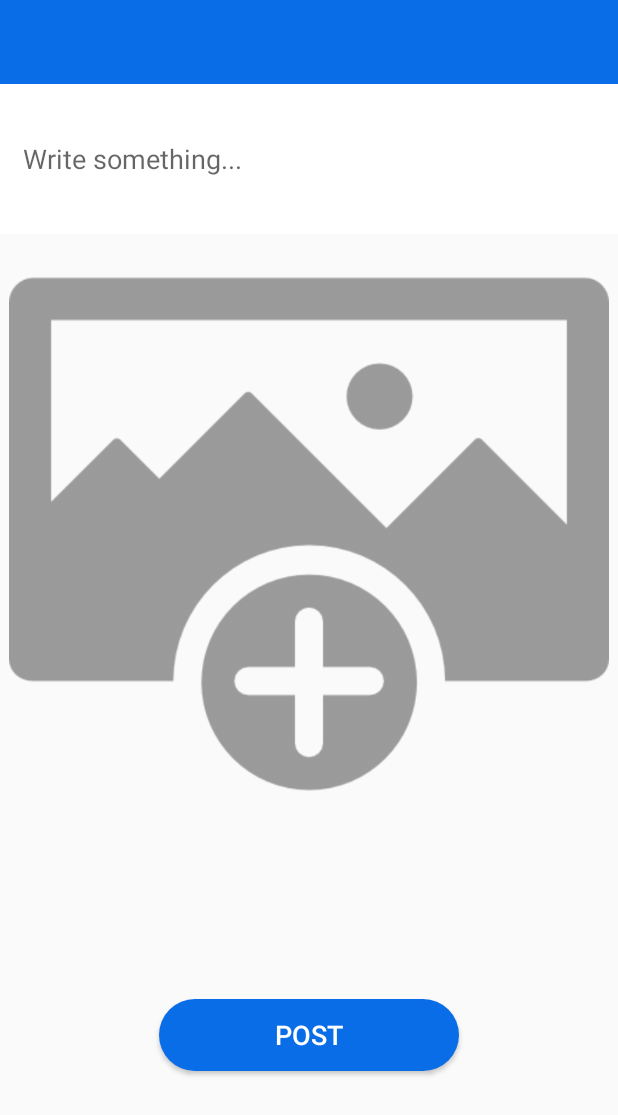
After one commit to dntdesu/SNS, an Android app: the layout activity_post.xml on its own in the app's theme, with its tools: preview values and no code run, on a phone screen of 412 x 824 dp. The commit adds this screen. Shown: the top 1115 px of the screen. Run offline under Robolectric (Android 15) with nearby library versions, the phone set to English and light mode, and no system bars.

Commit message:
Post feature is OK

```diff
--- /dev/null
+++ b/app/src/main/res/layout/activity_post.xml
@@ -0,0 +1,49 @@
+<?xml version="1.0" encoding="utf-8"?>
+<RelativeLayout xmlns:android="http://schemas.android.com/apk/res/android"
+    xmlns:app="http://schemas.android.com/apk/res-auto"
+    xmlns:tools="http://schemas.android.com/tools"
+    android:layout_width="match_parent"
+    android:layout_height="match_parent"
+    tools:context=".PostActivity">
+
+    <include layout="@layout/app_bar_layout"
+        android:id="@+id/post_tool_bar"
+        />
+
+    <EditText
+        android:id="@+id/post_description"
+        android:layout_below="@id/post_tool_bar"
+        android:layout_width="match_parent"
+        android:layout_height="100dp"
+        android:padding="15dp"
+        android:hint="Write something..."
+        android:inputType="textMultiLine"
+        android:nextFocusDown="@id/post_add_post"
+        android:background="@color/cardview_light_background" />
+
+    <ImageView
+        android:id="@+id/post_select_image"
+        android:layout_below="@+id/post_description"
+        android:layout_width="match_parent"
+        android:layout_height="400dp"
+        android:scaleType="fitCenter"
+        app:srcCompat="@drawable/select_image" />
+
+    <RelativeLayout
+        android:layout_width="match_parent"
+        android:layout_height="match_parent"
+        android:layout_below="@+id/post_select_image">
+        <Button
+            android:id="@+id/post_add_post"
+            android:layout_width="200dp"
+            android:layout_height="wrap_content"
+            android:background="@drawable/button"
+            android:layout_centerHorizontal="true"
+            android:layout_centerVertical="true"
+            android:padding="10dp"
+            android:text="POST"
+            android:textColor="@color/cardview_light_background"
+            android:textSize="18sp" />
+    </RelativeLayout>
+
+</RelativeLayout>
--- a/app/src/main/res/values/colors.xml
+++ b/app/src/main/res/values/colors.xml
@@ -1,6 +1,6 @@
 <?xml version="1.0" encoding="utf-8"?>
 <resources>
     <color name="colorPrimary">#ed4c54</color>
-    <color name="colorPrimaryDark">#67c415</color>
+    <color name="colorPrimaryDark">#096de8</color>
     <color name="colorAccent">#e9eeee</color>
 </resources>
--- a/build.gradle
+++ b/build.gradle
@@ -7,7 +7,7 @@ buildscript {
 
     }
     dependencies {
-        classpath 'com.android.tools.build:gradle:3.5.0'
+        classpath 'com.android.tools.build:gradle:3.5.1'
         classpath 'com.google.gms:google-services:4.2.0'
 
         // NOTE: Do not place your application dependencies here; they belong
```
Also changed, not shown: app/src/main/AndroidManifest.xml (+6 -6 lines), app/src/main/java/jp/ac/ecc/sk3a17/sns/MainActivity.java (+15 -0 lines), app/src/main/java/jp/ac/ecc/sk3a17/sns/PostActivity.java (added, +208 -0 lines), app/src/main/res/layout/activity_main.xml (+14 -5 lines).
